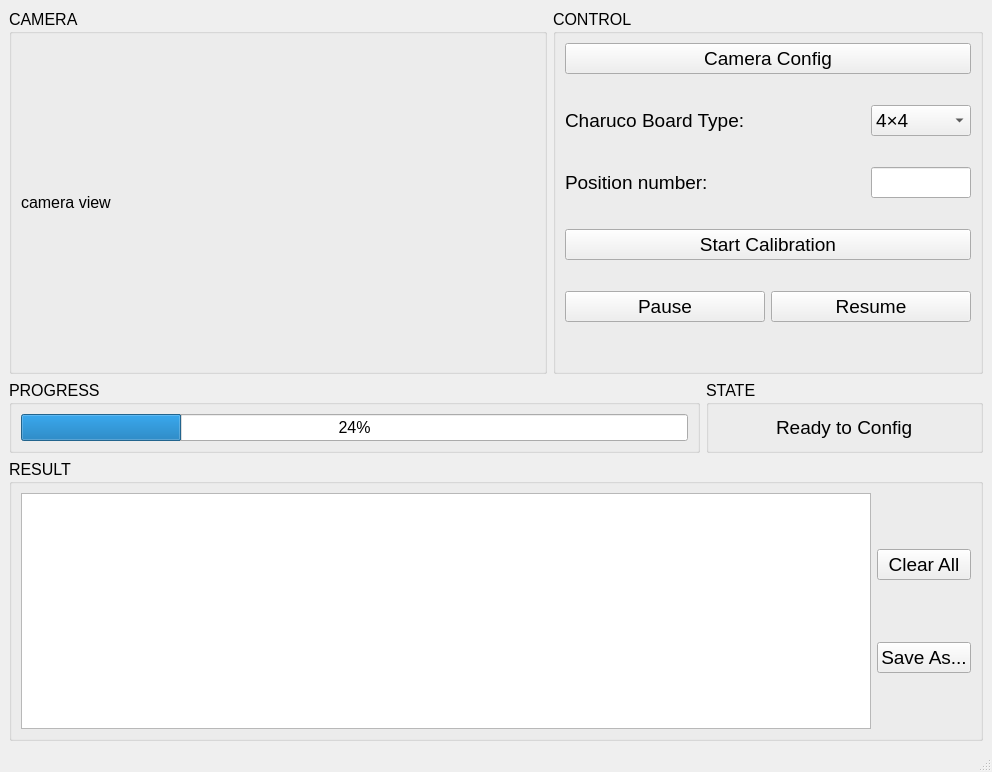
This is main_window.ui in zhx7723/Multi-Sensor-Hand-Eye-Calibration as Qt 5 draws it before an edit. The edited form follows.
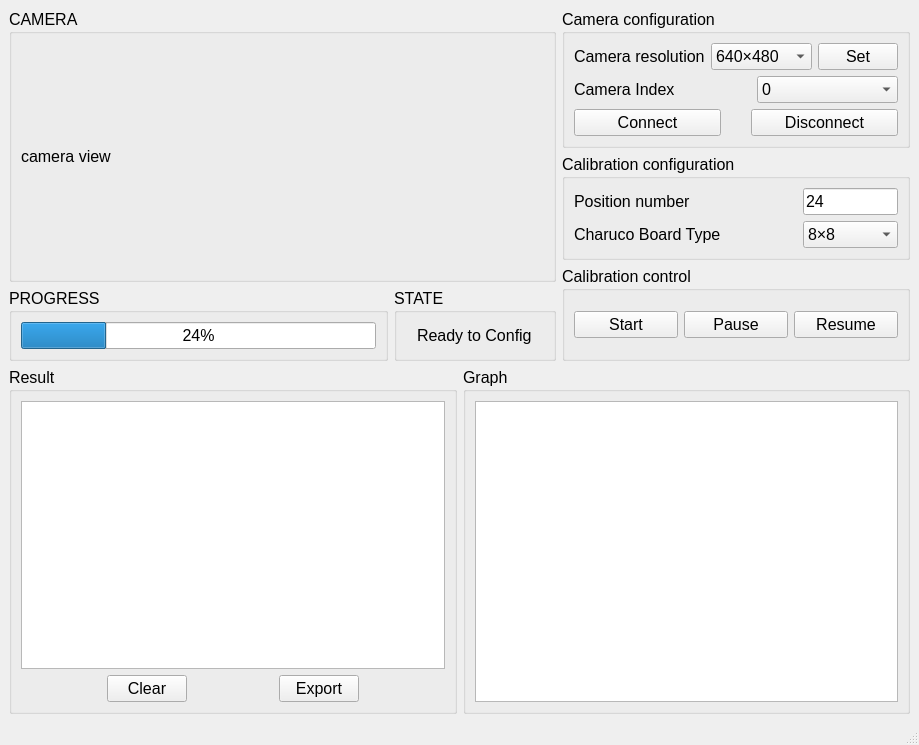
This is the edited form.

Patch:
```diff
--- a/main_window.ui
+++ b/main_window.ui
@@ -6,210 +6,408 @@
    <rect>
     <x>0</x>
     <y>0</y>
-    <width>992</width>
-    <height>772</height>
+    <width>919</width>
+    <height>745</height>
    </rect>
   </property>
   <property name="windowTitle">
    <string>MainWindow</string>
   </property>
   <widget class="QWidget" name="centralwidget">
-   <layout class="QVBoxLayout" name="verticalLayout_2">
+   <layout class="QVBoxLayout" name="verticalLayout_8">
     <item>
-     <layout class="QHBoxLayout" name="horizontalLayout_8" stretch="5,4">
+     <layout class="QHBoxLayout" name="horizontalLayout_13" stretch="7,4">
       <item>
-       <widget class="QGroupBox" name="groupBox_camera">
-        <property name="font">
-         <font>
-          <pointsize>12</pointsize>
-         </font>
-        </property>
-        <property name="title">
-         <string>CAMERA</string>
-        </property>
-        <layout class="QVBoxLayout" name="verticalLayout_3">
-         <item>
-          <widget class="QLabel" name="label_camera">
-           <property name="text">
-            <string>camera view</string>
-           </property>
-          </widget>
-         </item>
-        </layout>
-       </widget>
-      </item>
-      <item>
-       <widget class="QGroupBox" name="groupBox_control">
-        <property name="font">
-         <font>
-          <pointsize>12</pointsize>
-         </font>
-        </property>
-        <property name="title">
-         <string>CONTROL</string>
-        </property>
-        <layout class="QVBoxLayout" name="verticalLayout" stretch="3,3,3,3,3,0">
-         <item>
-          <layout class="QHBoxLayout" name="horizontalLayout_9">
-           <property name="bottomMargin">
-            <number>25</number>
-           </property>
+       <layout class="QVBoxLayout" name="verticalLayout_7">
+        <item>
+         <widget class="QGroupBox" name="groupBox_camera">
+          <property name="sizePolicy">
+           <sizepolicy hsizetype="Minimum" vsizetype="Minimum">
+            <horstretch>0</horstretch>
+            <verstretch>0</verstretch>
+           </sizepolicy>
+          </property>
+          <property name="font">
+           <font>
+            <pointsize>12</pointsize>
+           </font>
+          </property>
+          <property name="title">
+           <string>CAMERA</string>
+          </property>
+          <layout class="QVBoxLayout" name="verticalLayout_3">
            <item>
-            <widget class="QPushButton" name="pushButton_camera_config">
+            <widget class="QLabel" name="label_camera">
              <property name="sizePolicy">
-              <sizepolicy hsizetype="Expanding" vsizetype="Fixed">
+              <sizepolicy hsizetype="Minimum" vsizetype="Expanding">
                <horstretch>0</horstretch>
                <verstretch>0</verstretch>
               </sizepolicy>
              </property>
-             <property name="font">
-              <font>
-               <pointsize>14</pointsize>
-              </font>
-             </property>
              <property name="text">
-              <string>Camera Config</string>
+              <string>camera view</string>
              </property>
             </widget>
            </item>
           </layout>
-         </item>
-         <item>
-          <layout class="QHBoxLayout" name="horizontalLayout_7" stretch="5,1,2">
-           <property name="bottomMargin">
-            <number>25</number>
-           </property>
+         </widget>
+        </item>
+        <item>
+         <layout class="QHBoxLayout" name="horizontalLayout_11" stretch="7,3">
+          <item>
+           <widget class="QGroupBox" name="groupBox_progress">
+            <property name="font">
+             <font>
+              <pointsize>12</pointsize>
+             </font>
+            </property>
+            <property name="title">
+             <string>PROGRESS</string>
+            </property>
+            <layout class="QHBoxLayout" name="horizontalLayout_2">
+             <item>
+              <widget class="QProgressBar" name="progressBar">
+               <property name="value">
+                <number>24</number>
+               </property>
+              </widget>
+             </item>
+            </layout>
+           </widget>
+          </item>
+          <item>
+           <widget class="QGroupBox" name="groupBox_state">
+            <property name="font">
+             <font>
+              <pointsize>12</pointsize>
+             </font>
+            </property>
+            <property name="title">
+             <string>STATE</string>
+            </property>
+            <layout class="QHBoxLayout" name="horizontalLayout_6">
+             <item>
+              <widget class="QLabel" name="label_state">
+               <property name="sizePolicy">
+                <sizepolicy hsizetype="Fixed" vsizetype="Fixed">
+                 <horstretch>0</horstretch>
+                 <verstretch>0</verstretch>
+                </sizepolicy>
+               </property>
+               <property name="font">
+                <font>
+                 <pointsize>12</pointsize>
+                </font>
+               </property>
+               <property name="text">
+                <string>Ready to Config</string>
+               </property>
+              </widget>
+             </item>
+            </layout>
+           </widget>
+          </item>
+         </layout>
+        </item>
+       </layout>
+      </item>
+      <item>
+       <layout class="QVBoxLayout" name="verticalLayout_6">
+        <item>
+         <widget class="QGroupBox" name="groupBox">
+          <property name="font">
+           <font>
+            <pointsize>12</pointsize>
+           </font>
+          </property>
+          <property name="title">
+           <string>Camera configuration</string>
+          </property>
+          <layout class="QVBoxLayout" name="verticalLayout">
            <item>
-            <widget class="QLabel" name="label_charuco">
-             <property name="font">
-              <font>
-               <pointsize>14</pointsize>
-              </font>
-             </property>
-             <property name="text">
-              <string>Charuco Board Type: </string>
-             </property>
-            </widget>
+            <layout class="QHBoxLayout" name="horizontalLayout_3" stretch="5,3,1">
+             <item>
+              <widget class="QLabel" name="label_2">
+               <property name="text">
+                <string>Camera resolution</string>
+               </property>
+              </widget>
+             </item>
+             <item>
+              <widget class="QComboBox" name="comboBox_resolution">
+               <property name="sizePolicy">
+                <sizepolicy hsizetype="Minimum" vsizetype="Fixed">
+                 <horstretch>0</horstretch>
+                 <verstretch>0</verstretch>
+                </sizepolicy>
+               </property>
+               <property name="font">
+                <font>
+                 <pointsize>12</pointsize>
+                </font>
+               </property>
+               <item>
+                <property name="text">
+                 <string>640×480</string>
+                </property>
+               </item>
+               <item>
+                <property name="text">
+                 <string>1024×980</string>
+                </property>
+               </item>
+              </widget>
+             </item>
+             <item>
+              <widget class="QPushButton" name="pushButton_setCamera">
+               <property name="text">
+                <string>Set</string>
+               </property>
+              </widget>
+             </item>
+            </layout>
            </item>
            <item>
-            <spacer name="horizontalSpacer">
-             <property name="orientation">
-              <enum>Qt::Horizontal</enum>
-             </property>
-             <property name="sizeHint" stdset="0">
-              <size>
-               <width>40</width>
-               <height>20</height>
-              </size>
-             </property>
-            </spacer>
+            <layout class="QHBoxLayout" name="horizontalLayout_4" stretch="5,4">
+             <item>
+              <widget class="QLabel" name="label">
+               <property name="sizePolicy">
+                <sizepolicy hsizetype="Minimum" vsizetype="Fixed">
+                 <horstretch>0</horstretch>
+                 <verstretch>0</verstretch>
+                </sizepolicy>
+               </property>
+               <property name="font">
+                <font>
+                 <pointsize>12</pointsize>
+                </font>
+               </property>
+               <property name="text">
+                <string>Camera Index</string>
+               </property>
+              </widget>
+             </item>
+             <item>
+              <widget class="QComboBox" name="comboBox_camera">
+               <property name="sizePolicy">
+                <sizepolicy hsizetype="Minimum" vsizetype="Fixed">
+                 <horstretch>0</horstretch>
+                 <verstretch>0</verstretch>
+                </sizepolicy>
+               </property>
+               <item>
+                <property name="text">
+                 <string>0</string>
+                </property>
+               </item>
+               <item>
+                <property name="text">
+                 <string>1</string>
+                </property>
+               </item>
+               <item>
+                <property name="text">
+                 <string>2</string>
+                </property>
+               </item>
+               <item>
+                <property name="text">
+                 <string>3</string>
+                </property>
+               </item>
+               <item>
+                <property name="text">
+                 <string>4</string>
+                </property>
+               </item>
+               <item>
+                <property name="text">
+                 <string>5</string>
+                </property>
+               </item>
+               <item>
+                <property name="text">
+                 <string>6</string>
+                </property>
+               </item>
+               <item>
+                <property name="text">
+                 <string>7</string>
+                </property>
+               </item>
+               <item>
+                <property name="text">
+                 <string>8</string>
+                </property>
+               </item>
+               <item>
+                <property name="text">
+                 <string>9</string>
+                </property>
+               </item>
+              </widget>
+             </item>
+            </layout>
            </item>
            <item>
-            <widget class="QComboBox" name="comboBox_charuco">
-             <property name="font">
-              <font>
-               <pointsize>14</pointsize>
-              </font>
-             </property>
+            <layout class="QHBoxLayout" name="horizontalLayout_5" stretch="6,1,6">
              <item>
-              <property name="text">
-               <string>4×4</string>
-              </property>
+              <widget class="QPushButton" name="pushButton_connect">
+               <property name="text">
+                <string>Connect</string>
+               </property>
+              </widget>
              </item>
              <item>
-              <property name="text">
-               <string>4×6</string>
-              </property>
+              <spacer name="horizontalSpacer_2">
+               <property name="orientation">
+                <enum>Qt::Horizontal</enum>
+               </property>
+               <property name="sizeHint" stdset="0">
+                <size>
+                 <width>40</width>
+                 <height>20</height>
+                </size>
+               </property>
+              </spacer>
              </item>
-            </widget>
+             <item>
+              <widget class="QPushButton" name="pushButton_disconnect">
+               <property name="text">
+                <string>Disconnect</string>
+               </property>
+              </widget>
+             </item>
+            </layout>
            </item>
           </layout>
-         </item>
-         <item>
-          <layout class="QHBoxLayout" name="horizontalLayout_5" stretch="5,1,2">
-           <property name="bottomMargin">
-            <number>25</number>
-           </property>
+         </widget>
+        </item>
+        <item>
+         <widget class="QGroupBox" name="groupBox_2">
+          <property name="font">
+           <font>
+            <pointsize>12</pointsize>
+           </font>
+          </property>
+          <property name="title">
+           <string>Calibration configuration</string>
+          </property>
+          <layout class="QVBoxLayout" name="verticalLayout_2">
            <item>
-            <widget class="QLabel" name="label_position">
-             <property name="font">
-              <font>
-               <pointsize>14</pointsize>
-              </font>
-             </property>
-             <property name="text">
-              <string>Position number:</string>
-             </property>
-            </widget>
+            <layout class="QHBoxLayout" name="horizontalLayout_7" stretch="7,3">
+             <item>
+              <widget class="QLabel" name="label_position">
+               <property name="font">
+                <font>
+                 <pointsize>12</pointsize>
+                </font>
+               </property>
+               <property name="text">
+                <string>Position number</string>
+               </property>
+              </widget>
+             </item>
+             <item>
+              <widget class="QLineEdit" name="lineEdit_position">
+               <property name="font">
+                <font>
+                 <pointsize>12</pointsize>
+                </font>
+               </property>
+               <property name="text">
+                <string>24</string>
+               </property>
+              </widget>
+             </item>
+            </layout>
            </item>
            <item>
-            <spacer name="horizontalSpacer_2">
-             <property name="orientation">
-              <enum>Qt::Horizontal</enum>
-             </property>
-             <property name="sizeHint" stdset="0">
-              <size>
-               <width>40</width>
-               <height>20</height>
-              </size>
-             </property>
-            </spacer>
+            <layout class="QHBoxLayout" name="horizontalLayout_8" stretch="7,3">
+             <item>
+              <widget class="QLabel" name="label_charuco">
+               <property name="font">
+                <font>
+                 <pointsize>12</pointsize>
+                </font>
+               </property>
+               <property name="text">
+                <string>Charuco Board Type</string>
+               </property>
+              </widget>
+             </item>
+             <item>
+              <widget class="QComboBox" name="comboBox_charuco">
+               <property name="font">
+                <font>
+                 <pointsize>12</pointsize>
+                </font>
+               </property>
+               <item>
+                <property name="text">
+                 <string>8×8</string>
+                </property>
+               </item>
+               <item>
+                <property name="text">
+                 <string>4×6</string>
+                </property>
+               </item>
+              </widget>
+             </item>
+            </layout>
            </item>
-           <item>
-            <widget class="QLineEdit" name="lineEdit_position">
-             <property name="font">
-              <font>
-               <pointsize>14</pointsize>
-              </font>
-             </property>
-            </widget>
-           </item>
           </layout>
-         </item>
-         <item>
-          <layout class="QHBoxLayout" name="horizontalLayout_11" stretch="0">
-           <property name="spacing">
-            <number>6</number>
-           </property>
+         </widget>
+        </item>
+        <item>
+         <widget class="QGroupBox" name="groupBox_control">
+          <property name="font">
+           <font>
+            <pointsize>12</pointsize>
+           </font>
+          </property>
+          <property name="title">
+           <string>Calibration control</string>
+          </property>
+          <layout class="QHBoxLayout" name="horizontalLayout_10">
            <property name="topMargin">
-            <number>0</number>
+            <number>20</number>
            </property>
            <property name="bottomMargin">
-            <number>25</number>
+            <number>20</number>
            </property>
            <item>
             <widget class="QPushButton" name="pushButton_start">
              <property name="sizePolicy">
-              <sizepolicy hsizetype="Ignored" vsizetype="Fixed">
+              <sizepolicy hsizetype="Minimum" vsizetype="Minimum">
                <horstretch>0</horstretch>
                <verstretch>0</verstretch>
               </sizepolicy>
              </property>
              <property name="font">
               <font>
-               <pointsize>14</pointsize>
+               <pointsize>12</pointsize>
+               <bold>false</bold>
               </font>
              </property>
              <property name="text">
-              <string>Start Calibration</string>
+              <string>Start</string>
              </property>
             </widget>
            </item>
-          </layout>
-         </item>
-         <item>
-          <layout class="QHBoxLayout" name="horizontalLayout_10">
            <item>
             <widget class="QPushButton" name="pushButton_stop">
              <property name="sizePolicy">
-              <sizepolicy hsizetype="Preferred" vsizetype="Fixed">
+              <sizepolicy hsizetype="Preferred" vsizetype="Minimum">
                <horstretch>0</horstretch>
                <verstretch>0</verstretch>
               </sizepolicy>
              </property>
              <property name="font">
               <font>
-               <pointsize>14</pointsize>
+               <pointsize>12</pointsize>
+               <bold>false</bold>
               </font>
              </property>
              <property name="text">
@@ -220,14 +418,14 @@
            <item>
             <widget class="QPushButton" name="pushButton_continue">
              <property name="sizePolicy">
-              <sizepolicy hsizetype="Preferred" vsizetype="Fixed">
+              <sizepolicy hsizetype="Minimum" vsizetype="Minimum">
                <horstretch>0</horstretch>
                <verstretch>0</verstretch>
               </sizepolicy>
              </property>
              <property name="font">
               <font>
-               <pointsize>14</pointsize>
+               <pointsize>12</pointsize>
                <bold>false</bold>
               </font>
              </property>
@@ -237,133 +435,127 @@
             </widget>
            </item>
           </layout>
-         </item>
-         <item>
-          <spacer name="verticalSpacer">
-           <property name="orientation">
-            <enum>Qt::Vertical</enum>
-           </property>
-           <property name="sizeHint" stdset="0">
-            <size>
-             <width>20</width>
-             <height>40</height>
-            </size>
-           </property>
-          </spacer>
-         </item>
-        </layout>
-       </widget>
+         </widget>
+        </item>
+       </layout>
       </item>
      </layout>
     </item>
     <item>
-     <layout class="QHBoxLayout" name="horizontalLayout_3" stretch="5,2">
+     <layout class="QHBoxLayout" name="horizontalLayout_14">
       <item>
-       <widget class="QGroupBox" name="groupBox_progress">
+       <widget class="QGroupBox" name="groupBox_result">
         <property name="font">
          <font>
           <pointsize>12</pointsize>
          </font>
         </property>
         <property name="title">
-         <string>PROGRESS</string>
+         <string>Result</string>
         </property>
-        <layout class="QHBoxLayout" name="horizontalLayout_2">
+        <layout class="QHBoxLayout" name="horizontalLayout_9">
          <item>
-          <widget class="QProgressBar" name="progressBar">
-           <property name="value">
-            <number>24</number>
-           </property>
-          </widget>
+          <layout class="QVBoxLayout" name="verticalLayout_4">
+           <item>
+            <widget class="QTextBrowser" name="textBrowser_result"/>
+           </item>
+           <item>
+            <layout class="QHBoxLayout" name="horizontalLayout">
+             <item>
+              <spacer name="horizontalSpacer_3">
+               <property name="orientation">
+                <enum>Qt::Horizontal</enum>
+               </property>
+               <property name="sizeHint" stdset="0">
+                <size>
+                 <width>40</width>
+                 <height>20</height>
+                </size>
+               </property>
+              </spacer>
+             </item>
+             <item>
+              <widget class="QPushButton" name="pushButton_clear">
+               <property name="font">
+                <font>
+                 <pointsize>12</pointsize>
+                </font>
+               </property>
+               <property name="text">
+                <string>Clear</string>
+               </property>
+              </widget>
+             </item>
+             <item>
+              <spacer name="horizontalSpacer">
+               <property name="orientation">
+                <enum>Qt::Horizontal</enum>
+               </property>
+               <property name="sizeHint" stdset="0">
+                <size>
+                 <width>40</width>
+                 <height>20</height>
+                </size>
+               </property>
+              </spacer>
+             </item>
+             <item>
+              <widget class="QPushButton" name="pushButton_save">
+               <property name="sizePolicy">
+                <sizepolicy hsizetype="Fixed" vsizetype="Fixed">
+                 <horstretch>0</horstretch>
+                 <verstretch>0</verstretch>
+                </sizepolicy>
+               </property>
+               <property name="font">
+                <font>
+                 <pointsize>12</pointsize>
+                </font>
+               </property>
+               <property name="text">
+                <string>Export</string>
+               </property>
+              </widget>
+             </item>
+             <item>
+              <spacer name="horizontalSpacer_4">
+               <property name="orientation">
+                <enum>Qt::Horizontal</enum>
+               </property>
+               <property name="sizeHint" stdset="0">
+                <size>
+                 <width>40</width>
+                 <height>20</height>
+                </size>
+               </property>
+              </spacer>
+             </item>
+            </layout>
+           </item>
+          </layout>
          </item>
         </layout>
        </widget>
       </item>
       <item>
-       <widget class="QGroupBox" name="groupBox_state">
+       <widget class="QGroupBox" name="groupBox_3">
         <property name="font">
          <font>
           <pointsize>12</pointsize>
          </font>
         </property>
         <property name="title">
-         <string>STATE</string>
+         <string>Graph</string>
         </property>
-        <layout class="QHBoxLayout" name="horizontalLayout_6">
+        <layout class="QHBoxLayout" name="horizontalLayout_12">
          <item>
-          <widget class="QLabel" name="label_state">
-           <property name="sizePolicy">
-            <sizepolicy hsizetype="Fixed" vsizetype="Fixed">
-             <horstretch>0</horstretch>
-             <verstretch>0</verstretch>
-            </sizepolicy>
-           </property>
-           <property name="font">
-            <font>
-             <pointsize>14</pointsize>
-            </font>
-           </property>
-           <property name="text">
-            <string>Ready to Config</string>
-           </property>
-          </widget>
+          <widget class="QGraphicsView" name="graphicsView"/>
          </item>
         </layout>
        </widget>
       </item>
      </layout>
     </item>
-    <item>
-     <widget class="QGroupBox" name="groupBox_result">
-      <property name="font">
-       <font>
-        <pointsize>12</pointsize>
-       </font>
-      </property>
-      <property name="title">
-       <string>RESULT</string>
-      </property>
-      <layout class="QHBoxLayout" name="horizontalLayout">
-       <item>
-        <widget class="QTextBrowser" name="textBrowser_result"/>
-       </item>
-       <item>
-        <layout class="QVBoxLayout" name="verticalLayout_4">
-         <item>
-          <widget class="QPushButton" name="pushButton_clear">
-           <property name="font">
-            <font>
-             <pointsize>14</pointsize>
-            </font>
-           </property>
-           <property name="text">
-            <string>Clear All</string>
-           </property>
-          </widget>
-         </item>
-         <item>
-          <widget class="QPushButton" name="pushButton_save">
-           <property name="sizePolicy">
-            <sizepolicy hsizetype="Fixed" vsizetype="Fixed">
-             <horstretch>0</horstretch>
-             <verstretch>0</verstretch>
-            </sizepolicy>
-           </property>
-           <property name="font">
-            <font>
-             <pointsize>14</pointsize>
-            </font>
-           </property>
-           <property name="text">
-            <string>Save As...</string>
-           </property>
-          </widget>
-         </item>
-        </layout>
-       </item>
-      </layout>
-     </widget>
-    </item>
    </layout>
    <zorder>groupBox_result</zorder>
    <zorder></zorder>
```
Left out of the diff: 4 changed lines with no effect on the pictures.
